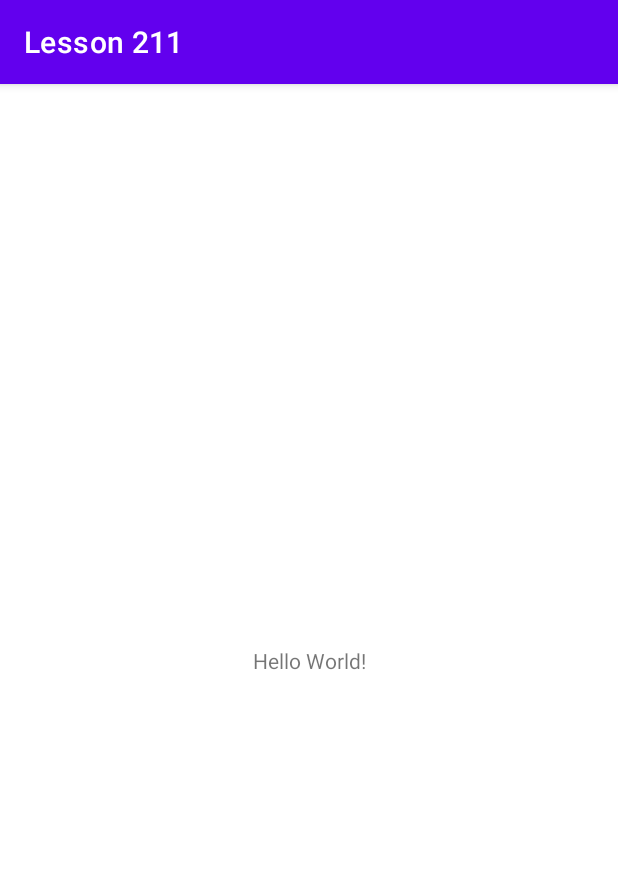
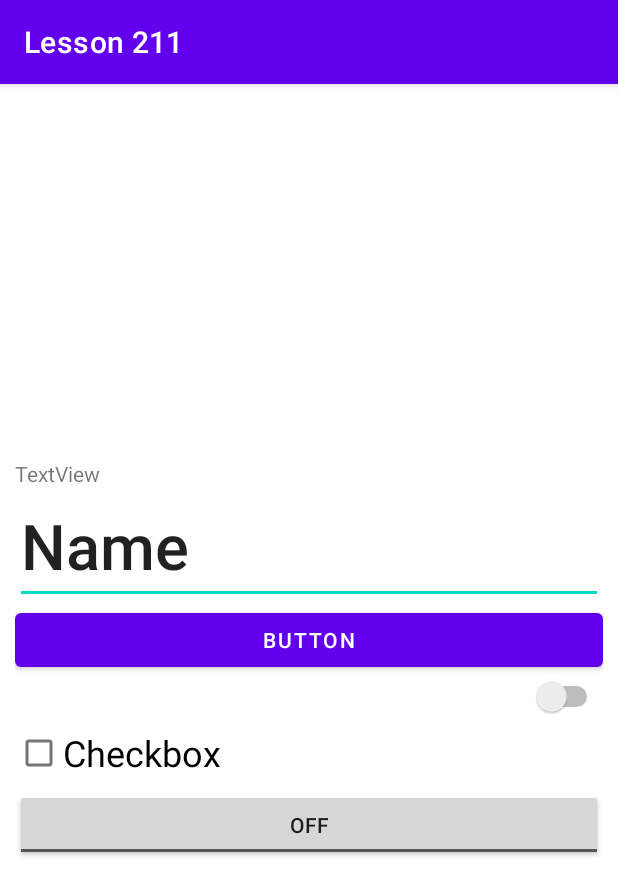
Before and after one commit to OlgaMarsal/Lesson_211, an Android app: the screen it shows after launch (MainActivity), on a phone screen of 412 x 824 dp. Shown: the top 895 px of the screen. Run offline under Robolectric (Android 15) with nearby library versions, the phone set to English and light mode, and no system bars.

Commit message:
HW_Lesson211_part1

```diff
--- a/app/src/main/res/layout/activity_main.xml
+++ b/app/src/main/res/layout/activity_main.xml
@@ -1,18 +1,54 @@
 <?xml version="1.0" encoding="utf-8"?>
-<androidx.constraintlayout.widget.ConstraintLayout xmlns:android="http://schemas.android.com/apk/res/android"
-    xmlns:app="http://schemas.android.com/apk/res-auto"
-    xmlns:tools="http://schemas.android.com/tools"
+<LinearLayout xmlns:android="http://schemas.android.com/apk/res/android"
     android:layout_width="match_parent"
     android:layout_height="match_parent"
-    tools:context=".MainActivity">
+    xmlns:tools="http://schemas.android.com/tools"
+    android:orientation="vertical"
+    android:gravity="center"
+    android:padding="@dimen/padding">
+
+    <LinearLayout
+        android:layout_width="match_parent"
+        android:layout_height="wrap_content" />
 
     <TextView
-        android:layout_width="wrap_content"
+        android:id="@+id/textView"
+        android:layout_width="match_parent"
         android:layout_height="wrap_content"
-        android:text="Hello World!"
-        app:layout_constraintBottom_toBottomOf="parent"
-        app:layout_constraintLeft_toLeftOf="parent"
-        app:layout_constraintRight_toRightOf="parent"
-        app:layout_constraintTop_toTopOf="parent" />
+        android:text="TextView" />
 
-</androidx.constraintlayout.widget.ConstraintLayout>
+    <EditText
+        android:id="@+id/editTextTextPersonName"
+        android:layout_width="match_parent"
+        android:layout_height="wrap_content"
+        android:ems="10"
+        android:fontFamily="sans-serif-medium"
+        android:hint="name"
+        android:inputType="textPersonName"
+        android:text="Name"
+        android:textSize="42sp" />
+
+    <Button
+        android:id="@+id/button3"
+        android:layout_width="match_parent"
+        android:layout_height="wrap_content"
+        android:text="Button"
+        tools:layout_editor_absoluteX="50dp"
+        tools:layout_editor_absoluteY="200dp" />
+
+    <Switch
+        android:layout_width="match_parent"
+        android:layout_height="wrap_content" />
+
+    <CheckBox
+        android:layout_width="match_parent"
+        android:layout_height="wrap_content"
+        android:text="Checkbox"
+        android:textSize="@dimen/textsize"/>
+
+    <ToggleButton
+        android:layout_width="match_parent"
+        android:layout_height="wrap_content" />
+
+
+</LinearLayout>
--- /dev/null
+++ b/app/src/main/res/values/dimens.xml
@@ -0,0 +1,5 @@
+<?xml version="1.0" encoding="utf-8"?>
+<resources>
+    <dimen name="padding">10dp</dimen>
+    <dimen name="textsize">24sp</dimen>
+</resources>
```
